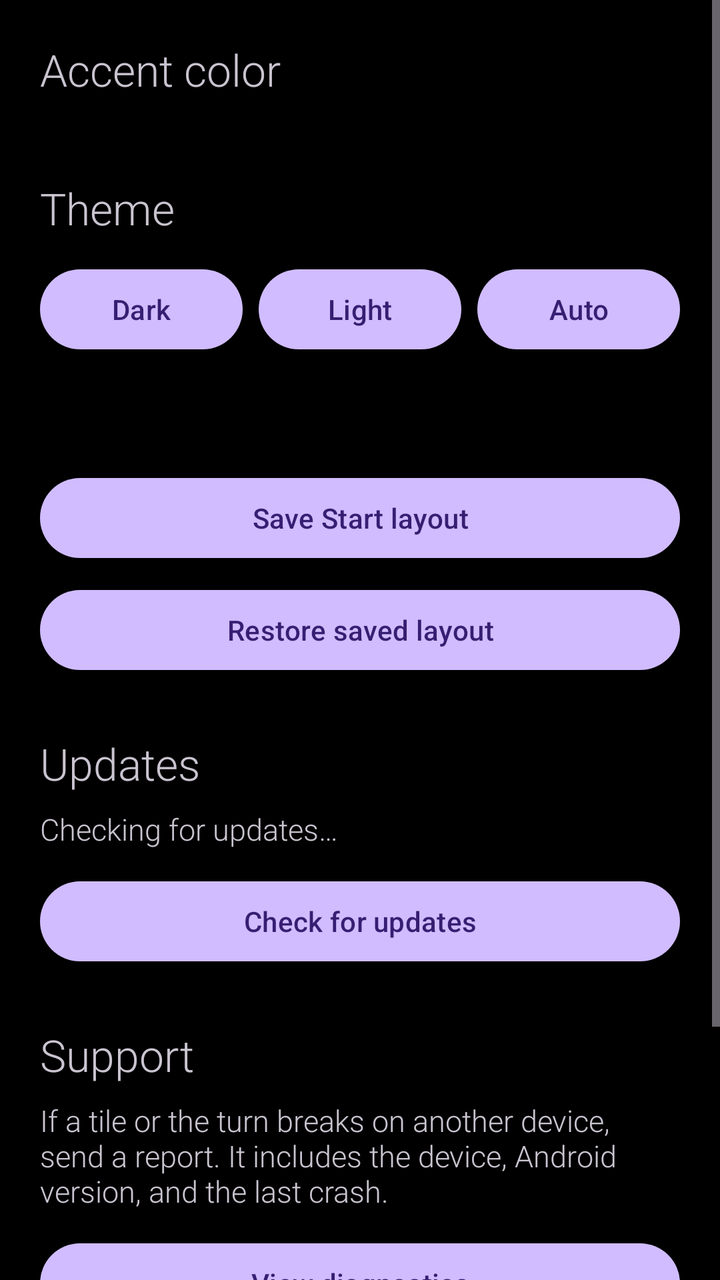
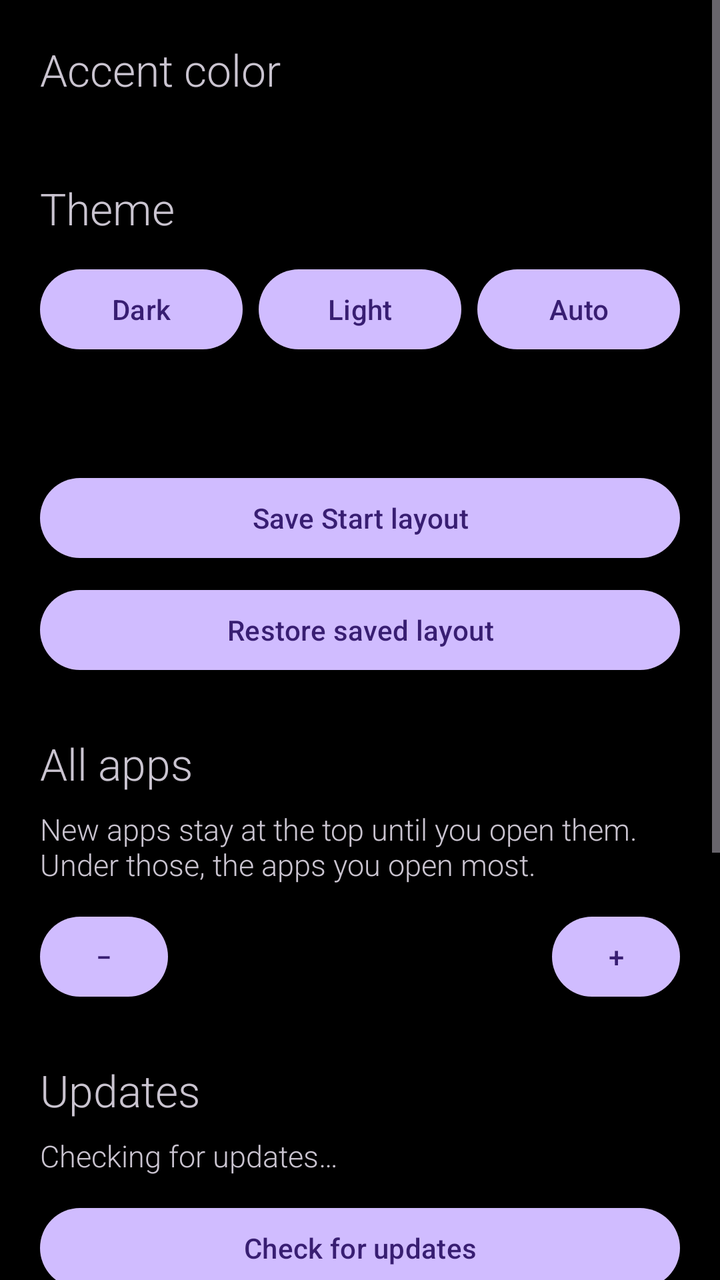

An Android layout rendered at two revisions. The XML below is the earlier revision; the diff shows what the commit changed to produce the second picture.
<!-- AndroidManifest.xml: application theme Theme.Win10.Dark -->
<!-- res/layout/activity_settings.xml -->
<?xml version="1.0" encoding="utf-8"?>
<ScrollView xmlns:android="http://schemas.android.com/apk/res/android"
    android:layout_width="match_parent"
    android:layout_height="match_parent">

    <LinearLayout
        android:id="@+id/root"
        android:layout_width="match_parent"
        android:layout_height="wrap_content"
        android:orientation="vertical"
        android:padding="20dp">

        <TextView
            android:id="@+id/accentTitle"
            android:layout_width="wrap_content"
            android:layout_height="wrap_content"
            android:fontFamily="sans-serif-light"
            android:text="Accent color"
            android:textSize="22sp" />

        <androidx.recyclerview.widget.RecyclerView
            android:id="@+id/accentGrid"
            android:layout_width="match_parent"
            android:layout_height="wrap_content"
            android:layout_marginTop="12dp"
            android:nestedScrollingEnabled="false" />

        <TextView
            android:id="@+id/themeTitle"
            android:layout_width="wrap_content"
            android:layout_height="wrap_content"
            android:layout_marginTop="28dp"
            android:fontFamily="sans-serif-light"
            android:text="Theme"
            android:textSize="22sp" />

        <LinearLayout
            android:layout_width="match_parent"
            android:layout_height="wrap_content"
            android:layout_marginTop="12dp"
            android:orientation="horizontal">

            <Button
                android:id="@+id/darkBtn"
                android:layout_width="0dp"
                android:layout_height="48dp"
                android:layout_weight="1"
                android:text="Dark" />

            <Button
                android:id="@+id/lightBtn"
                android:layout_width="0dp"
                android:layout_height="48dp"
                android:layout_weight="1"
                android:layout_marginStart="8dp"
                android:text="Light" />

            <Button
                android:id="@+id/sunBtn"
                android:layout_width="0dp"
                android:layout_height="48dp"
                android:layout_weight="1"
                android:layout_marginStart="8dp"
                android:text="Auto" />
        </LinearLayout>

        <TextView
            android:id="@+id/themeStatus"
            android:layout_width="match_parent"
            android:layout_height="wrap_content"
            android:layout_marginTop="8dp"
            android:fontFamily="sans-serif-light"
            android:textSize="15sp" />

        <Button
            android:id="@+id/saveBtn"
            android:layout_width="match_parent"
            android:layout_height="48dp"
            android:layout_marginTop="28dp"
            android:text="Save Start layout" />

        <Button
            android:id="@+id/restoreBtn"
            android:layout_width="match_parent"
            android:layout_height="48dp"
            android:layout_marginTop="8dp"
            android:text="Restore saved layout" />

        <TextView
            android:id="@+id/updateTitle"
            android:layout_width="wrap_content"
            android:layout_height="wrap_content"
            android:layout_marginTop="28dp"
            android:fontFamily="sans-serif-light"
            android:text="Updates"
            android:textSize="22sp" />

        <TextView
            android:id="@+id/updateStatus"
            android:layout_width="match_parent"
            android:layout_height="wrap_content"
            android:layout_marginTop="8dp"
            android:fontFamily="sans-serif-light"
            android:text="Checking for updates…"
            android:textSize="15sp" />

        <Button
            android:id="@+id/updateBtn"
            android:layout_width="match_parent"
            android:layout_height="48dp"
            android:layout_marginTop="12dp"
            android:text="Check for updates" />

        <TextView
            android:id="@+id/supportTitle"
            android:layout_width="wrap_content"
            android:layout_height="wrap_content"
            android:layout_marginTop="28dp"
            android:fontFamily="sans-serif-light"
            android:text="Support"
            android:textSize="22sp" />

        <TextView
            android:id="@+id/supportBlurb"
            android:layout_width="match_parent"
            android:layout_height="wrap_content"
            android:layout_marginTop="8dp"
            android:fontFamily="sans-serif-light"
            android:text="If a tile or the turn breaks on another device, send a report. It includes the device, Android version, and the last crash."
            android:textSize="15sp" />

        <Button
            android:id="@+id/diagBtn"
            android:layout_width="match_parent"
            android:layout_height="48dp"
            android:layout_marginTop="12dp"
            android:text="View diagnostics" />

        <Button
            android:id="@+id/reportBtn"
            android:layout_width="match_parent"
            android:layout_height="48dp"
            android:layout_marginTop="8dp"
            android:text="Send report" />

        <Button
            android:id="@+id/coffeeBtn"
            android:layout_width="match_parent"
            android:layout_height="48dp"
            android:layout_marginTop="8dp"
            android:text="Buy me a coffee" />
    </LinearLayout>
</ScrollView>
<!-- resources referenced by this layout -->
<resources>
  <style name="Theme.Win10.Dark" parent="Theme.Material3.Dark.NoActionBar">
          <item name="android:windowBackground">@color/wp_black</item>
          <item name="android:statusBarColor">@color/wp_black</item>
          <item name="android:navigationBarColor">@color/wp_black</item>
          <item name="android:windowAnimationStyle">@style/Anim.Instant</item>
          <item name="android:windowDisablePreview">true</item>
      </style>
  <color name="wp_black">#FF000000</color>
  <style name="Anim.Instant" parent="@android:style/Animation">
          <item name="android:windowEnterAnimation">@anim/none</item>
          <item name="android:windowExitAnimation">@anim/none</item>
          <item name="android:activityOpenEnterAnimation">@anim/none</item>
          <item name="android:activityOpenExitAnimation">@anim/none</item>
          <item name="android:activityCloseEnterAnimation">@anim/none</item>
          <item name="android:activityCloseExitAnimation">@anim/none</item>
      </style>
</resources>

<!-- the commit's change to res/layout/activity_settings.xml (unified diff, before → after) -->
@@ -87,6 +87,53 @@
             android:text="Restore saved layout" />
 
         <TextView
+            android:id="@+id/topTitle"
+            android:layout_width="wrap_content"
+            android:layout_height="wrap_content"
+            android:layout_marginTop="28dp"
+            android:fontFamily="sans-serif-light"
+            android:text="All apps"
+            android:textSize="22sp" />
+
+        <TextView
+            android:id="@+id/topBlurb"
+            android:layout_width="match_parent"
+            android:layout_height="wrap_content"
+            android:layout_marginTop="8dp"
+            android:fontFamily="sans-serif-light"
+            android:text="New apps stay at the top until you open them. Under those, the apps you open most."
+            android:textSize="15sp" />
+
+        <LinearLayout
+            android:layout_width="match_parent"
+            android:layout_height="wrap_content"
+            android:layout_marginTop="12dp"
+            android:gravity="center_vertical"
+            android:orientation="horizontal">
+
+            <Button
+                android:id="@+id/topMinus"
+                android:layout_width="64dp"
+                android:layout_height="48dp"
+                android:text="−" />
+
+            <TextView
+                android:id="@+id/topCount"
+                android:layout_width="0dp"
+                android:layout_height="wrap_content"
+                android:layout_weight="1"
+                android:fontFamily="sans-serif-light"
+                android:gravity="center"
+                android:textSize="18sp" />
+
+            <Button
+                android:id="@+id/topPlus"
+                android:layout_width="64dp"
+                android:layout_height="48dp"
+                android:text="+" />
+        </LinearLayout>
+
+        <TextView
             android:id="@+id/updateTitle"
             android:layout_width="wrap_content"
             android:layout_height="wrap_content"
